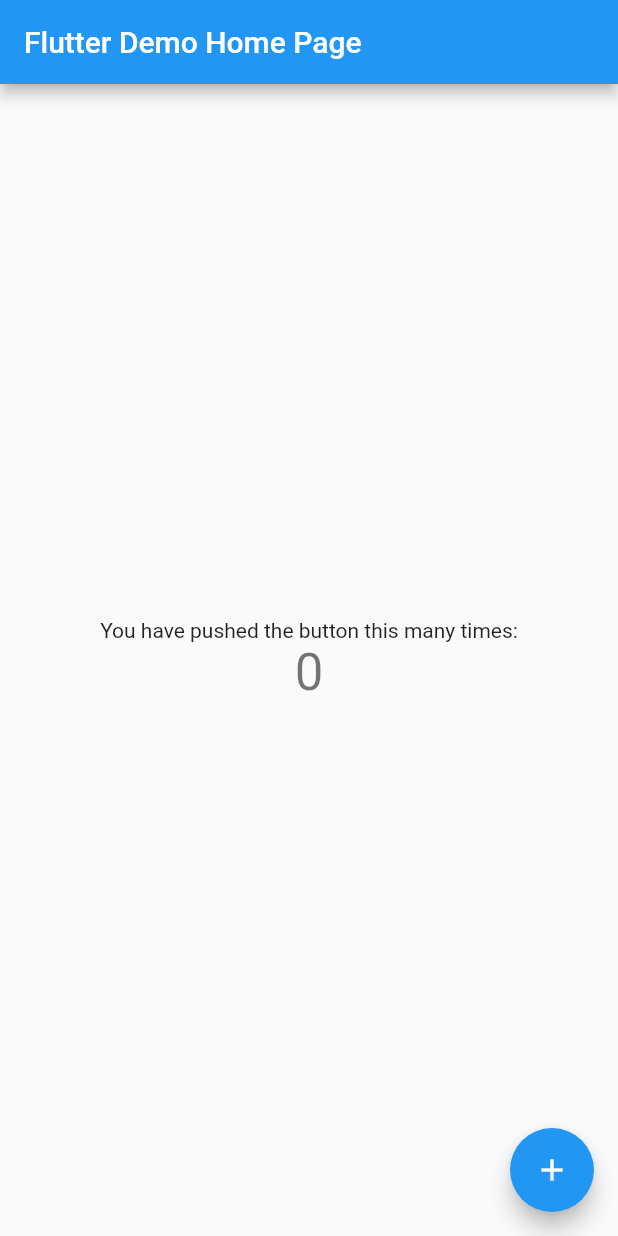
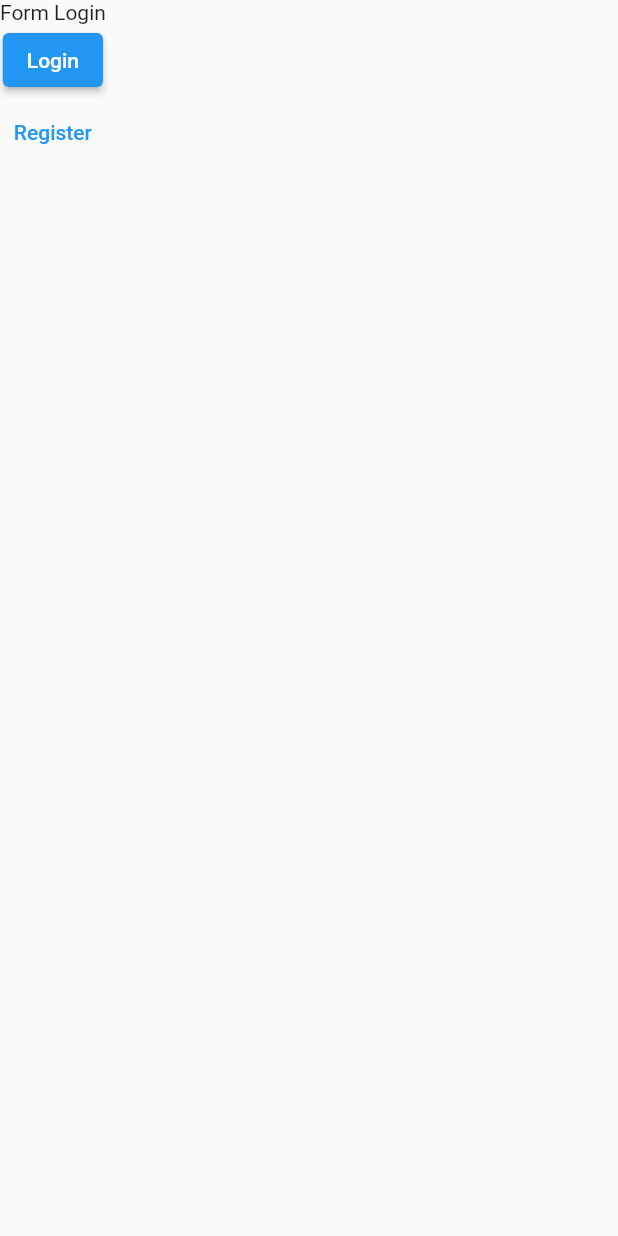
Before and after one commit to pietervardi/Contact-Tako-IFCSore, a Flutter app: the screen it shows after launch, on a phone screen of 412 x 824 dp. Run offline on Flutter 3.47's test engine with Material 2 defaults, Android fonts, the phone set to English and light mode, and no system bars.

Commit message:
Merancang Navigasi Antar Halaman Aplikasi Mobile (Flutter)

```diff
--- a/mobile/lib/main.dart
+++ b/mobile/lib/main.dart
@@ -1,115 +1,20 @@
 import 'package:flutter/material.dart';
+import 'package:mobile/screen/login_screen.dart';
 
 void main() {
   runApp(const MyApp());
 }
 
 class MyApp extends StatelessWidget {
-  const MyApp({super.key});
+  const MyApp({Key? key}) : super(key: key);
 
-  // This widget is the root of your application.
   @override
   Widget build(BuildContext context) {
     return MaterialApp(
-      title: 'Flutter Demo',
-      theme: ThemeData(
-        // This is the theme of your application.
-        //
-        // Try running your application with "flutter run". You'll see the
-        // application has a blue toolbar. Then, without quitting the app, try
-        // changing the primarySwatch below to Colors.green and then invoke
-        // "hot reload" (press "r" in the console where you ran "flutter run",
-        // or simply save your changes to "hot reload" in a Flutter IDE).
-        // Notice that the counter didn't reset back to zero; the application
-        // is not restarted.
-        primarySwatch: Colors.blue,
-      ),
-      home: const MyHomePage(title: 'Flutter Demo Home Page'),
+      debugShowCheckedModeBanner: false,
+      title: 'Barbershop App',
+      theme: ThemeData.light(),
+      home: const LoginScreen(),
     );
   }
 }
-
-class MyHomePage extends StatefulWidget {
-  const MyHomePage({super.key, required this.title});
-
-  // This widget is the home page of your application. It is stateful, meaning
-  // that it has a State object (defined below) that contains fields that affect
-  // how it looks.
-
-  // This class is the configuration for the state. It holds the values (in this
-  // case the title) provided by the parent (in this case the App widget) and
-  // used by the build method of the State. Fields in a Widget subclass are
-  // always marked "final".
-
-  final String title;
-
-  @override
-  State<MyHomePage> createState() => _MyHomePageState();
-}
-
-class _MyHomePageState extends State<MyHomePage> {
-  int _counter = 0;
-
-  void _incrementCounter() {
-    setState(() {
-      // This call to setState tells the Flutter framework that something has
-      // changed in this State, which causes it to rerun the build method below
-      // so that the display can reflect the updated values. If we changed
-      // _counter without calling setState(), then the build method would not be
-      // called again, and so nothing would appear to happen.
-      _counter++;
-    });
-  }
-
-  @override
-  Widget build(BuildContext context) {
-    // This method is rerun every time setState is called, for instance as done
-    // by the _incrementCounter method above.
-    //
-    // The Flutter framework has been optimized to make rerunning build methods
-    // fast, so that you can just rebuild anything that needs updating rather
-    // than having to individually change instances of widgets.
-    return Scaffold(
-      appBar: AppBar(
-        // Here we take the value from the MyHomePage object that was created by
-        // the App.build method, and use it to set our appbar title.
-        title: Text(widget.title),
-      ),
-      body: Center(
-        // Center is a layout widget. It takes a single child and positions it
-        // in the middle of the parent.
-        child: Column(
-          // Column is also a layout widget. It takes a list of children and
-          // arranges them vertically. By default, it sizes itself to fit its
-          // children horizontally, and tries to be as tall as its parent.
-          //
-          // Invoke "debug painting" (press "p" in the console, choose the
-          // "Toggle Debug Paint" action from the Flutter Inspector in Android
-          // Studio, or the "Toggle Debug Paint" command in Visual Studio Code)
-          // to see the wireframe for each widget.
-          //
-          // Column has various properties to control how it sizes itself and
-          // how it positions its children. Here we use mainAxisAlignment to
-          // center the children vertically; the main axis here is the vertical
-          // axis because Columns are vertical (the cross axis would be
-          // horizontal).
-          mainAxisAlignment: MainAxisAlignment.center,
-          children: <Widget>[
-            const Text(
-              'You have pushed the button this many times:',
-            ),
-            Text(
-              '$_counter',
-              style: Theme.of(context).textTheme.headlineMedium,
-            ),
-          ],
-        ),
-      ),
-      floatingActionButton: FloatingActionButton(
-        onPressed: _incrementCounter,
-        tooltip: 'Increment',
-        child: const Icon(Icons.add),
-      ), // This trailing comma makes auto-formatting nicer for build methods.
-    );
-  }
-}
--- a/mobile/lib/screen/login_screen.dart
+++ b/mobile/lib/screen/login_screen.dart
@@ -0,0 +1,49 @@
+import 'package:flutter/material.dart';
+import 'package:mobile/screen/contact_page.dart.dart';
+import 'package:mobile/screen/register_screen.dart';
+
+class LoginScreen extends StatefulWidget {
+  const LoginScreen({Key? key}) : super(key: key);
+
+  @override
+  State<LoginScreen> createState() => _LoginScreenState();
+}
+
+class _LoginScreenState extends State<LoginScreen> {
+  @override
+  Widget build(BuildContext context) {
+    return Scaffold(
+      body: SafeArea(
+        child: Container(
+          child: Column(
+            children: [
+              const Text('Form Login'),
+              ElevatedButton(
+                onPressed: () {
+                  Navigator.of(context).push(
+                    MaterialPageRoute(
+                      builder: (context) => const ContactPage(),
+                    ),
+                  );
+                },
+                child: const Text('Login')
+              ),
+              TextButton(
+                onPressed: () {
+                  Navigator.of(context).push(
+                    MaterialPageRoute(
+                      builder: (context) => const RegisterScreen(),
+                    ),
+                  );
+                },
+                child: const Text(
+                  'Register',
+                )
+              )
+            ]
+          ),
+        ),
+      ),
+    );
+  }
+}
--- a/mobile/pubspec.yaml
+++ b/mobile/pubspec.yaml
@@ -2,7 +2,7 @@
 description: A new Flutter project.
 # The following line prevents the package from being accidentally published to
 # pub.dev using `flutter pub publish`. This is preferred for private packages.
-publish_to: 'none' # Remove this line if you wish to publish to pub.dev
+publish_to: "none" # Remove this line if you wish to publish to pub.dev
 
 # The following defines the version and build number for your application.
 # A version number is three numbers separated by dots, like 1.2.43
@@ -19,7 +19,7 @@
 version: 1.0.0+1
 
 environment:
-  sdk: '>=2.19.4 <3.0.0'
+  sdk: ">=2.19.4 <3.0.0"
 
 # Dependencies specify other packages that your package needs in order to work.
 # To automatically upgrade your package dependencies to the latest versions
@@ -30,7 +30,6 @@
 dependencies:
   flutter:
     sdk: flutter
-
 
   # The following adds the Cupertino Icons font to your application.
   # Use with the CupertinoIcons class for iOS style icons.
@@ -52,7 +51,6 @@
 
 # The following section is specific to Flutter packages.
 flutter:
-
   # The following line ensures that the Material Icons font is
   # included with your application, so that you can use the icons in
   # the material Icons class.
```
Also changed, not shown: mobile/lib/components/appbar.dart (added, +49 -0 lines), mobile/lib/components/title.dart (added, +18 -0 lines), mobile/lib/components/welcome.dart (added, +28 -0 lines), mobile/lib/screen/contact_page.dart.dart (+54 -0 lines), mobile/lib/screen/formaddcontact_screen.dart (+33 -0 lines), mobile/lib/screen/formeditcontact_screen.dart (+33 -0 lines), mobile/lib/screen/register_screen.dart (+42 -0 lines), mobile/assets/buzzcut.jpg (added), mobile/assets/comb_over.jpg (added), mobile/assets/comma_hair.jpg (added), mobile/assets/fluffy.jpg (added), mobile/assets/french_crop.jpg (added), mobile/assets/mullet.jpg (added), mobile/assets/two_blocks.jpeg (added), 3 more files.
